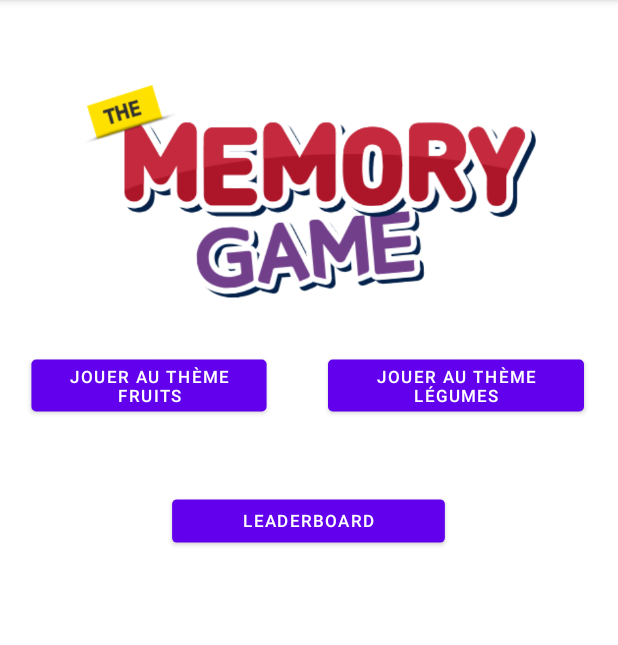
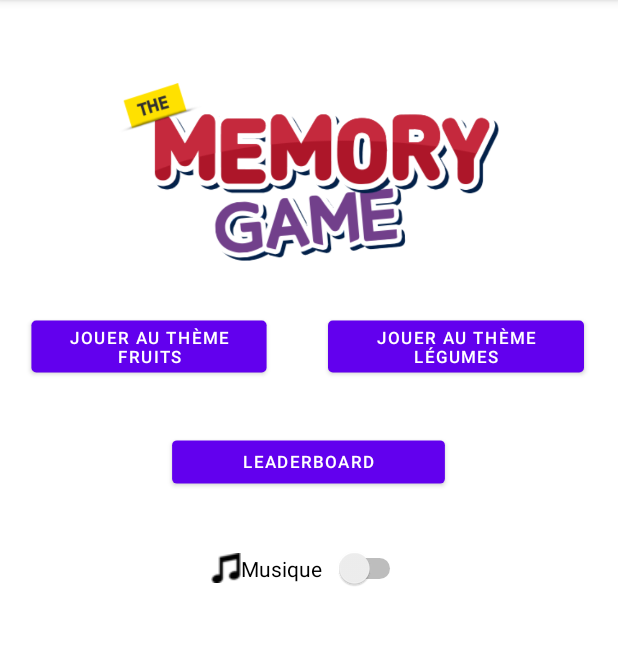
Before and after one commit to QuentinMary49/MemoryV2, an Android app: the screen it shows after launch (Accueil), on a phone screen of 412 x 824 dp, the part 84-729 px from its top. Run offline under Robolectric (Android 15) with nearby library versions, the phone set to English and light mode, and no system bars.

Commit message:
Switch musique et ajout theme menu

```diff
--- a/app/src/main/java/com/example/memoryv2/Accueil.java
+++ b/app/src/main/java/com/example/memoryv2/Accueil.java
@@ -3,14 +3,21 @@ package com.example.memoryv2;
 import androidx.appcompat.app.AppCompatActivity;
 
 import android.content.Intent;
+import android.media.MediaPlayer;
 import android.os.Bundle;
 import android.view.View;
 import android.widget.Button;
+import android.widget.Switch;
 
 public class Accueil extends AppCompatActivity implements View.OnClickListener{
 
     private Button boutonFruits = null;
     private Button boutonLegumes = null;
+    private Switch switchMusique = null;
+
+    private MediaPlayer son_click;
+    private MediaPlayer theme_jeu;
+    private boolean statut_musique = false;
 
     @Override
     protected void onCreate(Bundle savedInstanceState) {
@@ -18,6 +25,9 @@ public class Accueil extends AppCompatActivity implements View.OnClickListener{
         setContentView(R.layout.activity_accueil);
         boutonFruits = findViewById(R.id.button3);
         boutonLegumes = findViewById(R.id.button4);
+        switchMusique = findViewById(R.id.switch2);
+        son_click = MediaPlayer.create(this,R.raw.click);
+        theme_jeu = MediaPlayer.create(this,R.raw.crash_theme);
     }
 
     @Override
@@ -25,24 +35,49 @@ public class Accueil extends AppCompatActivity implements View.OnClickListener{
         super.onResume();
         boutonFruits.setOnClickListener(this);
         boutonLegumes.setOnClickListener(this);
+        switchMusique.setOnClickListener(this);
     }
 
     @Override
     public void onClick(View v) {
         int id = v.getId();
+        boolean checked = ((Switch) v).isChecked();
         if (id ==  R.id.button3){
+            son_click.start();
+            theme_jeu.stop();
             Intent intent = new Intent(Accueil.this,MainActivity.class);
             Bundle bundle = new Bundle();
+            //Choix du mode fruits
             bundle.putSerializable("mode", 1);
+            bundle.putSerializable("statut_musique",statut_musique);
             intent.putExtras(bundle);
             startActivity(intent);
         }
         else if (id ==  R.id.button4){
+            son_click.start();
+            theme_jeu.stop();
             Intent intent = new Intent(Accueil.this,MainActivity.class);
             Bundle bundle = new Bundle();
+            //Choix du mode légumes
             bundle.putSerializable("mode", 2);
+            bundle.putSerializable("statut_musique",statut_musique);
             intent.putExtras(bundle);
             startActivity(intent);
         }
+
+
+        if (checked){
+            if(!theme_jeu.isPlaying()){
+                theme_jeu.start();
+                statut_musique = true;
+            }
+        }
+        else{
+            if(theme_jeu.isPlaying()){
+                theme_jeu.stop();
+                statut_musique = false;
+            }
+        }
+
     }
 }
--- a/app/src/main/res/layout/activity_accueil.xml
+++ b/app/src/main/res/layout/activity_accueil.xml
@@ -90,7 +90,35 @@
         <LinearLayout
             android:layout_width="match_parent"
             android:layout_height="0dp"
+            android:layout_weight="1"
+            android:orientation="horizontal">
+
+            <Space
+                android:layout_width="wrap_content"
+                android:layout_height="wrap_content"
+                android:layout_weight="2" />
+
+            <Switch
+                android:id="@+id/switch2"
+                android:layout_width="wrap_content"
+                android:layout_height="wrap_content"
+                android:layout_weight="0.1"
+                android:drawableLeft="@drawable/musique"
+                android:switchPadding="1dp"
+                android:text="@string/musique"
+                tools:ignore="UseSwitchCompatOrMaterialXml" />
+
+            <Space
+                android:layout_width="wrap_content"
+                android:layout_height="wrap_content"
+                android:layout_weight="2" />
+        </LinearLayout>
+
+        <LinearLayout
+            android:layout_width="match_parent"
+            android:layout_height="0dp"
             android:layout_weight="3"
-            android:orientation="horizontal"></LinearLayout>
+            android:orientation="horizontal"/>
+
     </LinearLayout>
 </androidx.constraintlayout.widget.ConstraintLayout>
--- a/app/src/main/res/values/strings.xml
+++ b/app/src/main/res/values/strings.xml
@@ -5,6 +5,7 @@
     <string name="themefruits">Jouer au Thème Fruits</string>
     <string name="themelegumes">Jouer au Thème Légumes</string>
     <string name="leaderboard">Leaderboard</string>
+    <string name="musique">Musique</string>
 
     <array name="toast_gg">
         <item name="gg_1">Belle paire ! (👉ﾟヮﾟ)👉</item>
```
Also changed, not shown: app/src/main/res/drawable/musique.png (added).
